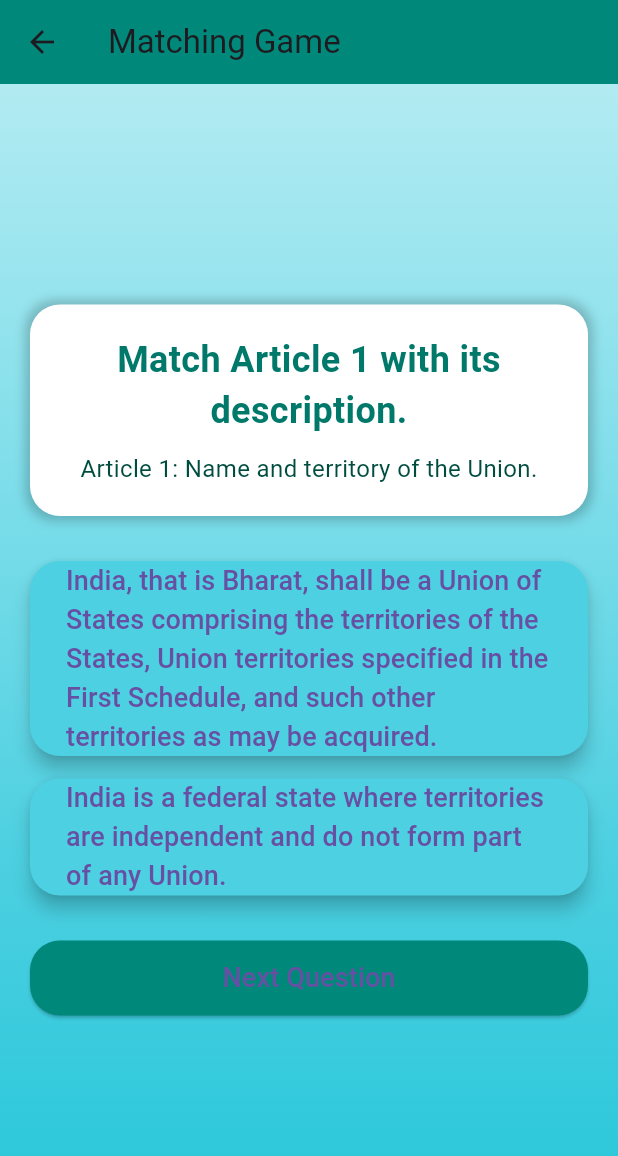
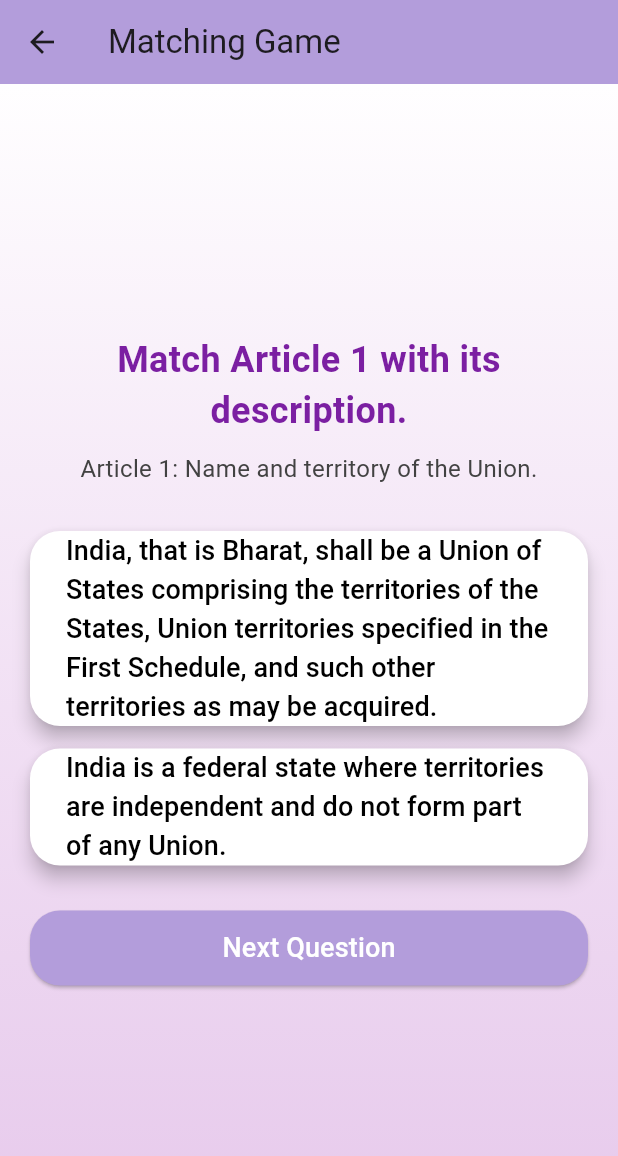
Before and after one commit to Vaish-011/samvidhanarcadehtf, a Flutter app: the MatchingGame screen opened directly, on a phone screen of 412 x 824 dp. Shown: the top 1156 px of the screen. Run offline on Flutter 3.47's test engine with Material 3 defaults, Android fonts, the light colour scheme and no system bars.

Commit message:
changes in matching_game ui

```diff
--- a/lib/screens/gaming_page_folder/games/matching_game.dart
+++ b/lib/screens/gaming_page_folder/games/matching_game.dart
@@ -33,15 +33,15 @@ class _MatchingGameState extends State<MatchingGame> {
     setState(() {
       if (isCorrect) {
         if (buttonIndex == 0) {
-          buttonAColor = Colors.green;
+          buttonAColor = Color(0xFFB39DDB); // Light purple
         } else {
-          buttonBColor = Colors.green;
+          buttonBColor = Color(0xFFB39DDB); // Light purple
         }
       } else {
         if (buttonIndex == 0) {
-          buttonAColor = Colors.red;
+          buttonAColor = Colors.redAccent; // Red for incorrect
         } else {
-          buttonBColor = Colors.red;
+          buttonBColor = Colors.redAccent;
         }
       }
     });
@@ -94,7 +94,7 @@ class _MatchingGameState extends State<MatchingGame> {
     return Scaffold(
       appBar: AppBar(
         title: const Text('Matching Game'),
-        backgroundColor: Color(0xFF00897B), // Dark Teal color for AppBar
+        backgroundColor: Color(0xFFB39DDB), // Light purple color for AppBar
       ),
       body: Container(
         decoration: BoxDecoration(
@@ -102,10 +102,8 @@ class _MatchingGameState extends State<MatchingGame> {
             begin: Alignment.topCenter,
             end: Alignment.bottomCenter,
             colors: [
-              Color(0xFFB2EBF2), // Light Blue
-              Color(0xFF80DEEA), // Medium Blue
-              Color(0xFF4DD0E1), // Teal
-              Color(0xFF26C6DA), // Darker Teal
+              Colors.white.withOpacity(0.9), // Soft white
+              Color(0xFFE1BEE7).withOpacity(0.8), // Lighter purple
             ],
           ),
         ),
@@ -115,27 +113,13 @@ class _MatchingGameState extends State<MatchingGame> {
             child: Column(
               mainAxisAlignment: MainAxisAlignment.center,
               children: [
-                Container(
-                  decoration: BoxDecoration(
-                    color: Colors.white,
-                    borderRadius: BorderRadius.circular(20),
-                    boxShadow: [
-                      BoxShadow(
-                        color: Colors.black.withOpacity(0.2),
-                        spreadRadius: 3,
-                        blurRadius: 5,
-                      ),
-                    ],
-                  ),
-                  padding: const EdgeInsets.all(20.0),
-                  child: Column(
-                    children: [
+                // Question text
                 Text(
                   currentQuestion['question'],
                   style: TextStyle(
                     fontSize: 24,
                     fontWeight: FontWeight.bold,
-                          color: Color(0xFF00796B), // Darker Teal
+                    color: Color(0xFF7B1FA2), // Darker purple for question text
                   ),
                   textAlign: TextAlign.center,
                 ),
@@ -144,14 +128,12 @@ class _MatchingGameState extends State<MatchingGame> {
                   currentQuestion['article'],
                   style: TextStyle(
                     fontSize: 16,
-                          color: Color(0xFF004D40), // Dark Teal
+                    color: Colors.grey[800], // Dark grey for article text
                   ),
                   textAlign: TextAlign.center,
                 ),
-                    ],
-                  ),
-                ),
                 SizedBox(height: 30),
+                // Answer buttons
                 _buildAnswerButton(
                   text: currentQuestion['options'][0]['text'],
                   isCorrect: currentQuestion['options'][0]['isCorrect'],
@@ -167,7 +149,7 @@ class _MatchingGameState extends State<MatchingGame> {
                 ElevatedButton(
                   onPressed: nextQuestion,
                   style: ElevatedButton.styleFrom(
-                    backgroundColor: Color(0xFF00897B), // Dark Teal
+                    backgroundColor: Color(0xFFB39DDB), // Light purple for Next Question button
                     minimumSize: Size(double.infinity, 50),
                     shape: RoundedRectangleBorder(
                       borderRadius: BorderRadius.circular(20),
@@ -175,7 +157,7 @@ class _MatchingGameState extends State<MatchingGame> {
                   ),
                   child: const Text(
                     'Next Question',
-                    style: TextStyle(fontSize: 18),
+                    style: TextStyle(fontSize: 18, color: Colors.white), // White text for visibility
                   ),
                 ),
               ],
@@ -191,7 +173,7 @@ class _MatchingGameState extends State<MatchingGame> {
     required bool isCorrect,
     required int buttonIndex,
   }) {
-    Color buttonColor = (buttonIndex == 0 ? buttonAColor : buttonBColor) ?? Color(0xFF4DD0E1);
+    Color buttonColor = (buttonIndex == 0 ? buttonAColor : buttonBColor) ?? Colors.white; // Default to white if no color
 
     return ElevatedButton(
       onPressed: () => checkAnswer(isCorrect, buttonIndex),
@@ -205,7 +187,7 @@ class _MatchingGameState extends State<MatchingGame> {
       ),
       child: Text(
         text,
-        style: TextStyle(fontSize: 18),
+        style: TextStyle(fontSize: 18, color: Colors.black), // Black text for readability
       ),
     );
   }
--- a/lib/screens/gaming_page_folder/games_adult.dart
+++ b/lib/screens/gaming_page_folder/games_adult.dart
@@ -1,7 +1,5 @@
 import 'package:flutter/material.dart';
-import 'games/ChessGame.dart';
-
-// Import other game pages here if they exist
+import 'games/ChessGame.dart'; // Import the Chess Game
 
 class GamesAdult extends StatelessWidget {
   @override
@@ -35,10 +33,13 @@ class GamesAdult extends StatelessWidget {
             _buildCard(context, 'CHESS GAME', () {
               Navigator.push(
                 context,
-                MaterialPageRoute(builder: (context) => ChessGame()), // Navigate to Matching Game
+                MaterialPageRoute(builder: (context) => ChessGame()), // Navigate to Chess Game
               );
             }),
-
+            _buildCard(context, 'HISTORICAL DECISION MAKING GAME', () {
+              // No navigation for this card
+              // You can add functionality here if desired (e.g., show info)
+            }),
           ],
         ),
       ),
```
Lines whose indentation alone changed are shown as unchanged.
